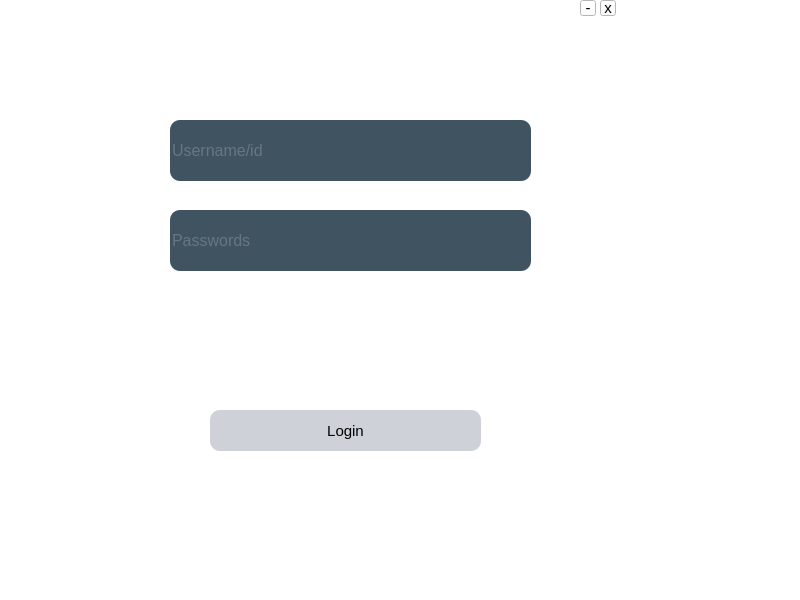
This is widget.ui in Flyame-debug/Tomato as Qt 5 draws it before an edit. The edited form follows.
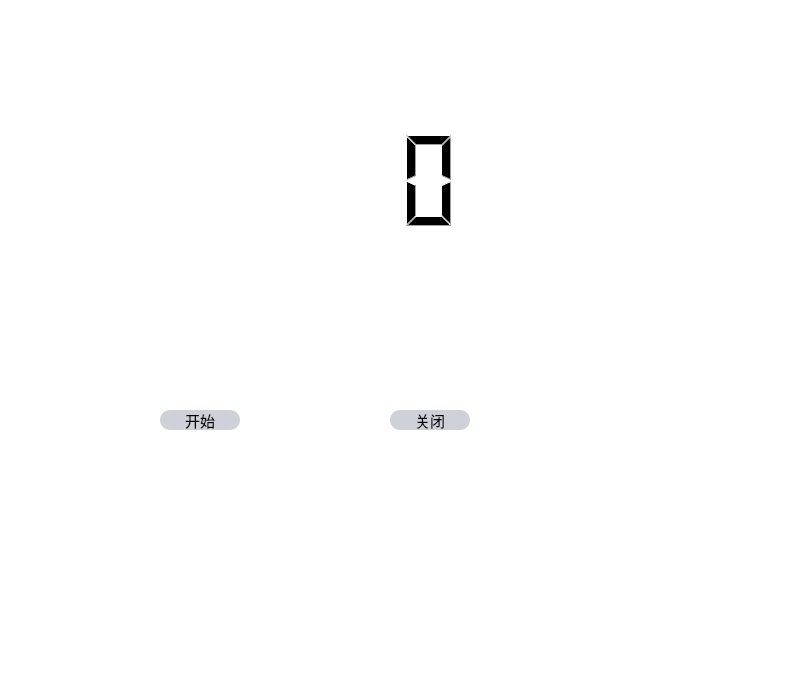
This is the edited form. Icons and pictures are not drawn.

What changed in the file:
```diff
--- a/widget.ui
+++ b/widget.ui
@@ -7,7 +7,7 @@
     <x>0</x>
     <y>0</y>
     <width>800</width>
-    <height>600</height>
+    <height>676</height>
    </rect>
   </property>
   <property name="windowTitle">
@@ -59,10 +59,10 @@
   <widget class="QFrame" name="frame">
    <property name="geometry">
     <rect>
-     <x>110</x>
-     <y>0</y>
-     <width>511</width>
-     <height>521</height>
+     <x>20</x>
+     <y>10</y>
+     <width>611</width>
+     <height>571</height>
     </rect>
    </property>
    <property name="frameShape">
@@ -71,72 +71,40 @@
    <property name="frameShadow">
     <enum>QFrame::Raised</enum>
    </property>
-   <widget class="QLineEdit" name="lineEdit">
+   <widget class="QLCDNumber" name="Timer">
     <property name="geometry">
      <rect>
-      <x>60</x>
-      <y>120</y>
-      <width>361</width>
-      <height>61</height>
+      <x>160</x>
+      <y>100</y>
+      <width>281</width>
+      <height>141</height>
      </rect>
     </property>
-    <property name="placeholderText">
-     <string>Username/id</string>
-    </property>
    </widget>
-   <widget class="QLineEdit" name="lineEdit_2">
+   <widget class="QPushButton" name="startButton">
     <property name="geometry">
      <rect>
-      <x>60</x>
-      <y>210</y>
-      <width>361</width>
-      <height>61</height>
+      <x>140</x>
+      <y>400</y>
+      <width>80</width>
+      <height>20</height>
      </rect>
     </property>
-    <property name="placeholderText">
-     <string>Passwords</string>
-    </property>
-   </widget>
-   <widget class="QPushButton" name="Pushbottom">
-    <property name="geometry">
-     <rect>
-      <x>100</x>
-      <y>410</y>
-      <width>271</width>
-      <height>41</height>
-     </rect>
-    </property>
     <property name="text">
-     <string>Login</string>
+     <string>开始</string>
     </property>
    </widget>
-   <widget class="QToolButton" name="toolButton">
+   <widget class="QPushButton" name="closeButton">
     <property name="geometry">
      <rect>
-      <x>490</x>
-      <y>0</y>
-      <width>16</width>
-      <height>16</height>
+      <x>370</x>
+      <y>400</y>
+      <width>80</width>
+      <height>20</height>
      </rect>
     </property>
     <property name="text">
-     <string>x</string>
-    </property>
-   </widget>
-   <widget class="QToolButton" name="toolButton_2">
-    <property name="geometry">
-     <rect>
-      <x>470</x>
-      <y>0</y>
-      <width>16</width>
-      <height>16</height>
-     </rect>
-    </property>
-    <property name="text">
-     <string>-</string>
-    </property>
-    <property name="autoRaise">
-     <bool>false</bool>
+     <string>关闭</string>
     </property>
    </widget>
   </widget>
```
Left out of the diff: 6 changed lines with no effect on the pictures.
